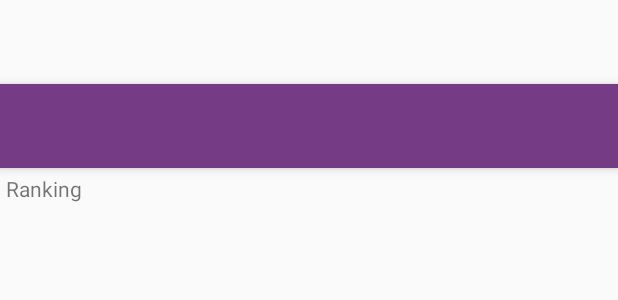
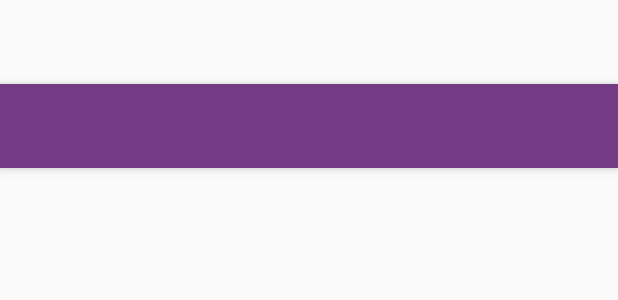
Before and after one commit to ckilee/cori_quiz, an Android app: the layout activity_ranking.xml on its own in the app's theme, with its tools: preview values and no code run, on a phone screen of 412 x 824 dp. Shown: the top 300 px of the screen. Run offline under Robolectric (Android 15) with nearby library versions, the phone set to English and light mode, and no system bars.

Commit message:
Fixed issue: https://github.com/ckilee/cori_quiz/issues/16
Signed-off-by: Carlos Eduardo Ki Lee <ckilee@gmail.com>

```diff
--- a/CoriQuiz/app/src/main/java/frolic/br/coriquiz/RankingActivity.java
+++ b/CoriQuiz/app/src/main/java/frolic/br/coriquiz/RankingActivity.java
@@ -31,6 +31,7 @@ public class RankingActivity extends AppCompatActivity {
     protected void onCreate(Bundle savedInstanceState) {
         super.onCreate(savedInstanceState);
         setContentView(R.layout.activity_ranking);
+        this.setTitle(R.string.ranking);
         Toolbar toolbar = (Toolbar) findViewById(R.id.toolbar);
         setSupportActionBar(toolbar);
 
--- a/CoriQuiz/app/src/main/res/layout/content_ranking.xml
+++ b/CoriQuiz/app/src/main/res/layout/content_ranking.xml
@@ -9,18 +9,9 @@
     app:layout_behavior="@string/appbar_scrolling_view_behavior"
     tools:showIn="@layout/activity_ranking" tools:context="frolic.br.coriquiz.RankingActivity">
 
-    <TextView
-        android:layout_width="wrap_content"
-        android:layout_height="wrap_content"
-        android:text="@string/title_ranking"
-        android:id="@+id/textView6"
-        android:layout_alignParentTop="true"
-        android:layout_alignParentStart="true" />
-
     <fragment android:name="frolic.br.coriquiz.fragment.RankingFragment"
         android:layout_width="wrap_content"
         android:layout_height="wrap_content"
         android:id="@+id/rankingFragmentRankingActivity"
-        android:layout_below="@+id/textView6"
         android:layout_alignParentStart="true" />
 </RelativeLayout>
```
